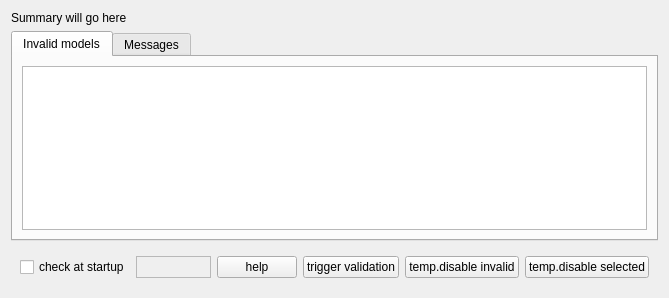
Above: src/blackgui/components/aircraftmodelvalidationcomponent.ui from swift-project/pilotclient before the change. Below: the same form after it.
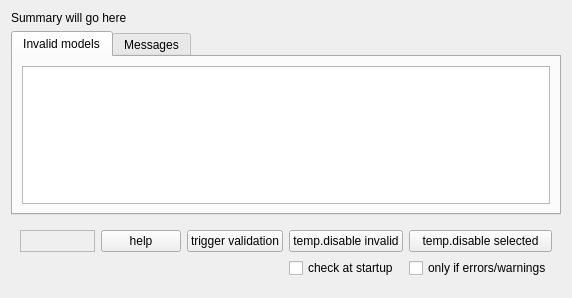
That is the form after the change. Custom widgets are drawn as their Qt base class.

Commit message: Also allow to set "only in error/warning" case from validation dialog

```diff
--- a/src/blackgui/components/aircraftmodelvalidationcomponent.ui
+++ b/src/blackgui/components/aircraftmodelvalidationcomponent.ui
@@ -65,10 +65,10 @@
    <item>
     <widget class="QWidget" name="wi_Buttons" native="true">
      <layout class="QGridLayout" name="gridLayout">
-      <item row="0" column="4">
-       <widget class="QPushButton" name="pb_TempDisableInvalid">
+      <item row="0" column="5">
+       <widget class="QPushButton" name="pb_TempDisableSelected">
         <property name="text">
-         <string>temp.disable invalid</string>
+         <string>temp.disable selected</string>
         </property>
        </widget>
       </item>
@@ -88,20 +88,6 @@
         </property>
        </widget>
       </item>
-      <item row="0" column="0">
-       <widget class="QCheckBox" name="cb_EnableStartupCheck">
-        <property name="text">
-         <string>check at startup</string>
-        </property>
-       </widget>
-      </item>
-      <item row="0" column="5">
-       <widget class="QPushButton" name="pb_TempDisableSelected">
-        <property name="text">
-         <string>temp.disable selected</string>
-        </property>
-       </widget>
-      </item>
       <item row="0" column="3">
        <widget class="QPushButton" name="pb_TriggerValidation">
         <property name="text">
@@ -109,6 +95,13 @@
         </property>
        </widget>
       </item>
+      <item row="0" column="4">
+       <widget class="QPushButton" name="pb_TempDisableInvalid">
+        <property name="text">
+         <string>temp.disable invalid</string>
+        </property>
+       </widget>
+      </item>
       <item row="0" column="2">
        <widget class="QPushButton" name="pb_help">
         <property name="text">
@@ -116,6 +109,20 @@
         </property>
        </widget>
       </item>
+      <item row="1" column="4">
+       <widget class="QCheckBox" name="cb_EnableStartupCheck">
+        <property name="text">
+         <string>check at startup</string>
+        </property>
+       </widget>
+      </item>
+      <item row="1" column="5">
+       <widget class="QCheckBox" name="cb_OnlyIfErrorsOrWarnings">
+        <property name="text">
+         <string>only if errors/warnings</string>
+        </property>
+       </widget>
+      </item>
      </layout>
     </widget>
    </item>
```
Left out of the diff: 3 changed lines with no effect on the pictures. The commit also changes 5 other files.
